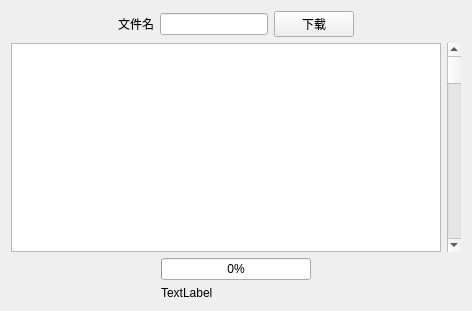
This is FileManagement/DownloadFile.ui in hhyvs111/FileManagement as Qt 5 draws it before an edit. The edited form follows.
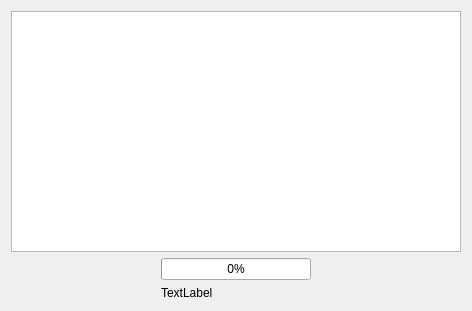
This is the edited form.

Commit message: 1、增加了删除文件功能 2、增加了下载和删除的图标 3、实现了删除表后实时刷新

The edit to the form file:
```diff
--- a/FileManagement/DownloadFile.ui
+++ b/FileManagement/DownloadFile.ui
@@ -14,65 +14,11 @@
    <string>Form</string>
   </property>
   <layout class="QVBoxLayout" name="verticalLayout">
-   <item>
-    <layout class="QHBoxLayout" name="horizontalLayout">
-     <item>
-      <spacer name="horizontalSpacer">
-       <property name="orientation">
-        <enum>Qt::Horizontal</enum>
-       </property>
-       <property name="sizeHint" stdset="0">
-        <size>
-         <width>40</width>
-         <height>20</height>
-        </size>
-       </property>
-      </spacer>
-     </item>
-     <item>
-      <widget class="QLabel" name="label">
-       <property name="text">
-        <string>文件名</string>
-       </property>
-      </widget>
-     </item>
-     <item>
-      <widget class="QLineEdit" name="downloadFileName"/>
-     </item>
-     <item>
-      <widget class="QPushButton" name="downloadButton">
-       <property name="text">
-        <string>下载</string>
-       </property>
-      </widget>
-     </item>
-     <item>
-      <spacer name="horizontalSpacer_2">
-       <property name="orientation">
-        <enum>Qt::Horizontal</enum>
-       </property>
-       <property name="sizeHint" stdset="0">
-        <size>
-         <width>40</width>
-         <height>20</height>
-        </size>
-       </property>
-      </spacer>
-     </item>
-    </layout>
-   </item>
    <item>
     <layout class="QHBoxLayout" name="horizontalLayout_3">
      <item>
       <widget class="QTableView" name="downloadTable"/>
      </item>
-     <item>
-      <widget class="QScrollBar" name="verticalScrollBar">
-       <property name="orientation">
-        <enum>Qt::Vertical</enum>
-       </property>
-      </widget>
-     </item>
     </layout>
    </item>
    <item>
```
Left out of the diff: 19 changed lines with no effect on the pictures. The commit also changes 17 other files.
